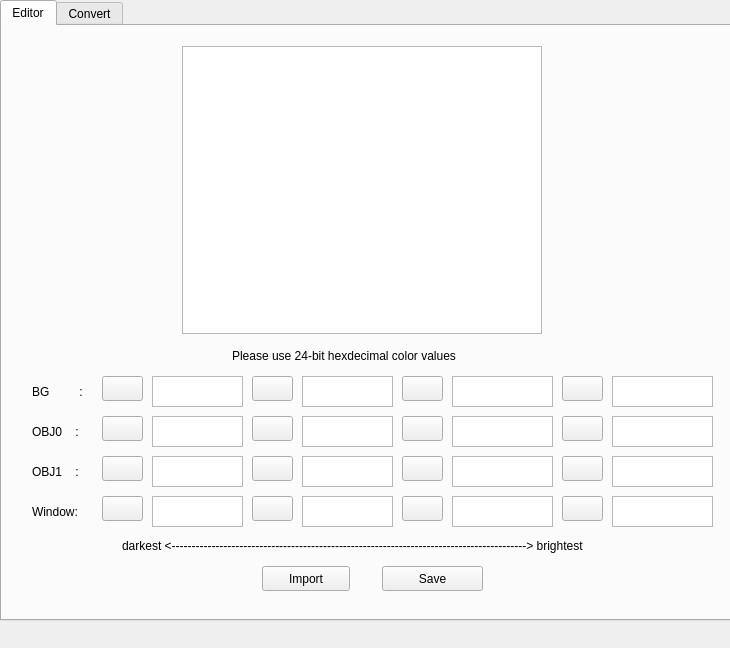
Above: ui/mainwindow.ui from KofiAnnan97/apgb_converter before the change. Below: the same form after it.
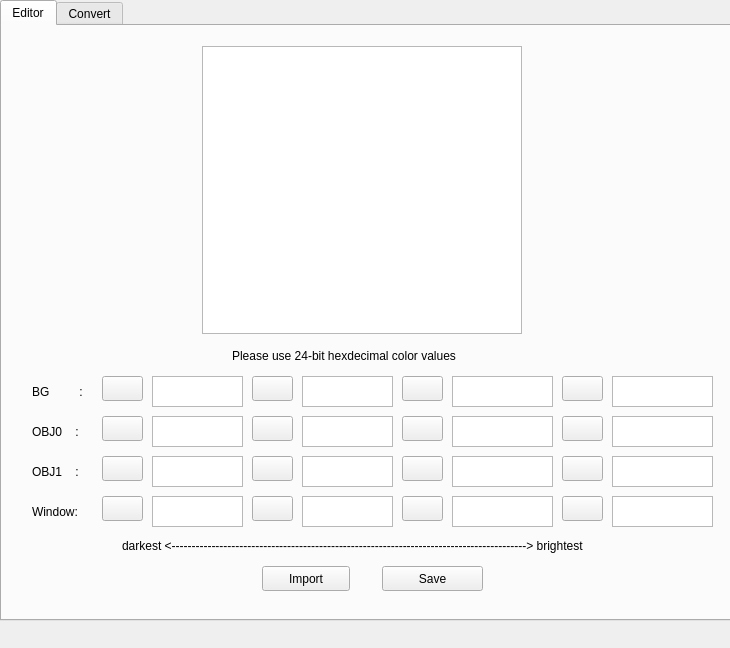
That is the form after the change.

Diff of the .ui file:
```diff
--- a/ui/mainwindow.ui
+++ b/ui/mainwindow.ui
@@ -505,9 +505,9 @@
      <widget class="QGraphicsView" name="view_img">
       <property name="geometry">
        <rect>
-        <x>180</x>
+        <x>200</x>
         <y>20</y>
-        <width>360</width>
+        <width>320</width>
         <height>288</height>
        </rect>
       </property>
```
